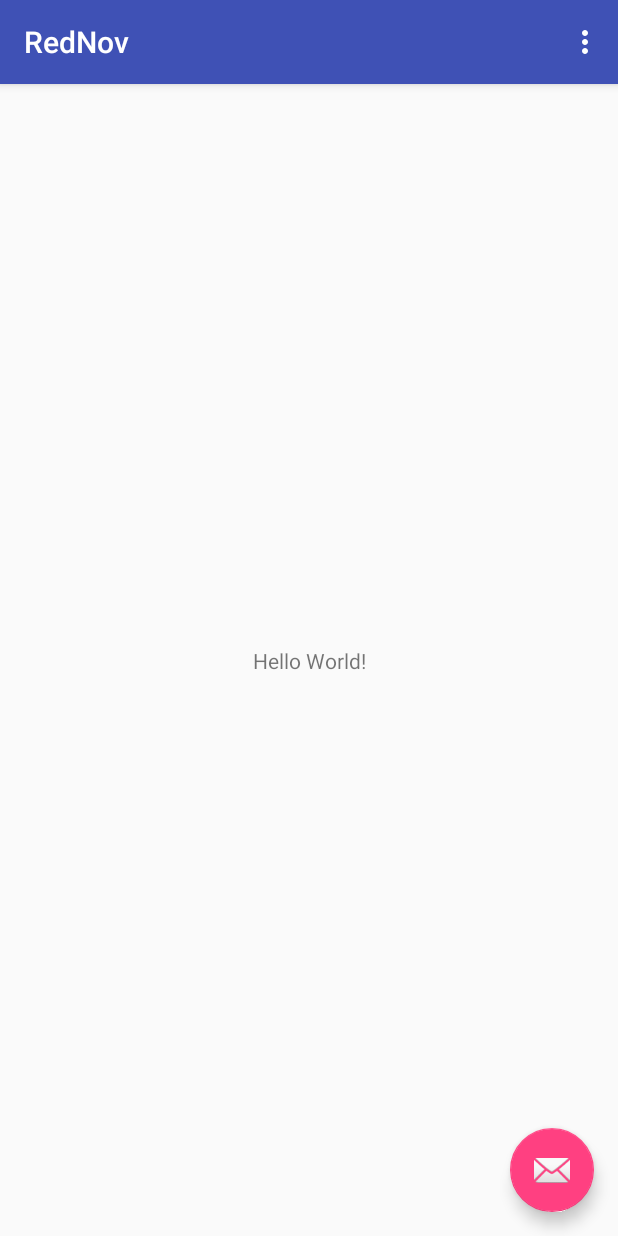
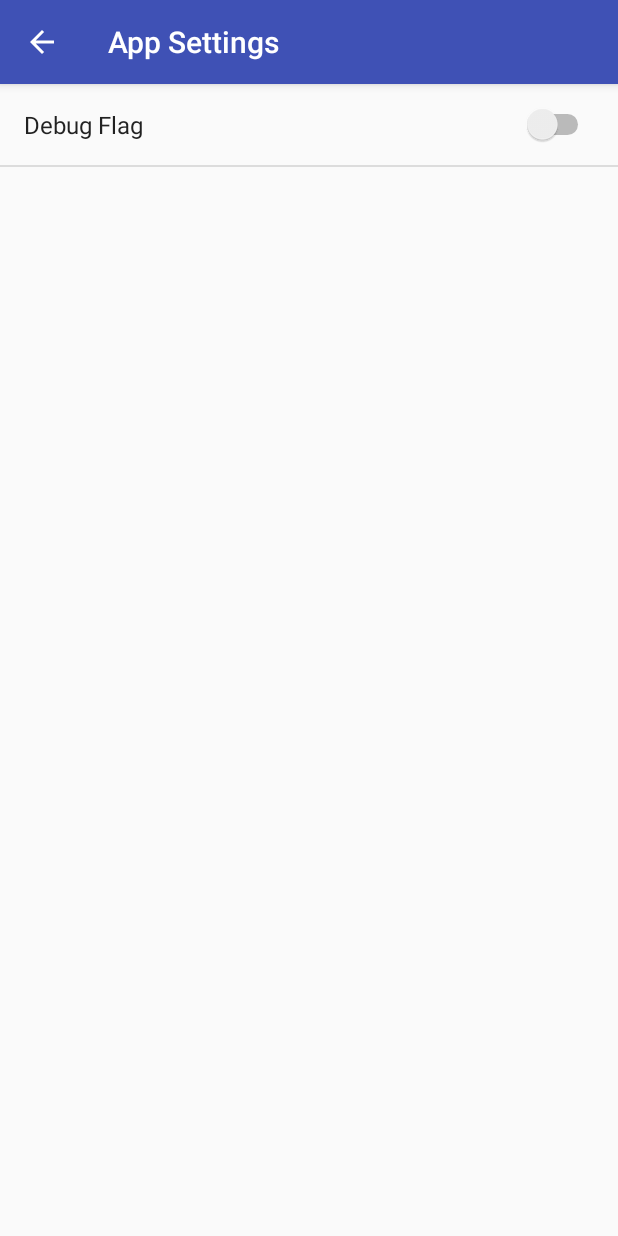
Before and after one commit to torychen/RedNov, an Android app: the screen it shows after launch (MainActivity before the commit, AppSettingsActivity after it), in the options menu, after a tap on "Settings", on a phone screen of 412 x 824 dp. Run offline under Robolectric (Android 15) with nearby library versions, the phone set to English and light mode, and no system bars; 1 statement that could not run was skipped.

Commit message:
Jump to settings ok.

```diff
--- a/code/RedNov/app/build.gradle
+++ b/code/RedNov/app/build.gradle
@@ -14,6 +14,7 @@ android {
                 cppFlags ""
             }
         }
+        vectorDrawables.useSupportLibrary = true
     }
     buildTypes {
         release {
@@ -33,6 +34,8 @@ dependencies {
     implementation 'com.android.support:appcompat-v7:28.0.0'
     implementation 'com.android.support.constraint:constraint-layout:1.1.3'
     implementation 'com.android.support:design:28.0.0'
+    implementation 'com.android.support:support-v4:28.0.0'
+    implementation 'com.android.support:support-vector-drawable:28.0.0'
     testImplementation 'junit:junit:4.12'
     androidTestImplementation 'com.android.support.test:runner:1.0.2'
     androidTestImplementation 'com.android.support.test.espresso:espresso-core:3.0.2'
--- /dev/null
+++ b/code/RedNov/app/src/main/java/com/tory/rednov/AppSettingsActivity.java
@@ -0,0 +1,31 @@
+package com.tory.rednov;
+
+import android.app.FragmentManager;
+import android.app.FragmentTransaction;
+import android.os.Bundle;
+import android.support.design.widget.FloatingActionButton;
+import android.support.design.widget.Snackbar;
+import android.support.v7.app.AppCompatActivity;
+import android.support.v7.widget.Toolbar;
+import android.view.View;
+
+import com.tory.rednov.view.AppSettingsFragment;
+
+public class AppSettingsActivity extends AppCompatActivity {
+
+    @Override
+    protected void onCreate(Bundle savedInstanceState) {
+        super.onCreate(savedInstanceState);
+        setContentView(R.layout.activity_app_settings);
+        Toolbar toolbar = findViewById(R.id.toolbar);
+        setSupportActionBar(toolbar);
+
+        getSupportActionBar().setDisplayHomeAsUpEnabled(true);
+
+        FragmentManager fragmentManager = getFragmentManager();
+        FragmentTransaction transaction = fragmentManager.beginTransaction();
+        AppSettingsFragment appSettingsFragment = new AppSettingsFragment();
+        transaction.add(R.id.flAppSettings, appSettingsFragment).commit();
+    }
+
+}
--- a/code/RedNov/app/src/main/java/com/tory/rednov/MainActivity.java
+++ b/code/RedNov/app/src/main/java/com/tory/rednov/MainActivity.java
@@ -1,5 +1,6 @@
 package com.tory.rednov;
 
+import android.content.Intent;
 import android.os.Bundle;
 import android.widget.TextView;
 import android.support.design.widget.FloatingActionButton;
@@ -21,16 +22,18 @@ public class MainActivity extends AppCompatActivity {
         System.loadLibrary("native-lib");
     }
 
+    private static final String TAG = "MainActivity";
     private AppSettings appSettings;
+
 
     @Override
     protected void onCreate(Bundle savedInstanceState) {
         super.onCreate(savedInstanceState);
         setContentView(R.layout.activity_main);
-        Toolbar toolbar = (Toolbar) findViewById(R.id.toolbar);
+        Toolbar toolbar = findViewById(R.id.toolbar);
         setSupportActionBar(toolbar);
 
-        FloatingActionButton fab = (FloatingActionButton) findViewById(R.id.fab);
+        FloatingActionButton fab = findViewById(R.id.fab);
         fab.setOnClickListener(new View.OnClickListener() {
             @Override
             public void onClick(View view) {
@@ -40,7 +43,7 @@ public class MainActivity extends AppCompatActivity {
         });
 
 
-        /**
+        /*
          * Init app here.
          */
         UtiToast.setContext(MainActivity.this);
@@ -64,6 +67,9 @@ public class MainActivity extends AppCompatActivity {
 
         //noinspection SimplifiableIfStatement
         if (id == R.id.action_settings) {
+            //tory pass. UtiToast.Toast("you click settings.");
+            Intent intent = new Intent(MainActivity.this, AppSettingsActivity.class);
+            startActivity(intent);
             return true;
         }
 
--- /dev/null
+++ b/code/RedNov/app/src/main/java/com/tory/rednov/view/AppSettingsFragment.java
@@ -0,0 +1,45 @@
+package com.tory.rednov.view;
+
+
+import android.content.SharedPreferences;
+import android.os.Bundle;
+import android.preference.Preference;
+import android.preference.PreferenceFragment;
+import android.preference.PreferenceManager;
+import android.support.annotation.Nullable;
+import android.support.v4.app.Fragment;
+import android.view.LayoutInflater;
+import android.view.View;
+import android.view.ViewGroup;
+import android.widget.TextView;
+
+import com.tory.rednov.R;
+
+/**
+ * A simple {@link Fragment} subclass.
+ */
+public class AppSettingsFragment extends PreferenceFragment {
+
+
+    public AppSettingsFragment() {
+        // Required empty public constructor
+    }
+
+    @Override
+    public void onCreate(@Nullable Bundle savedInstanceState) {
+        super.onCreate(savedInstanceState);
+        addPreferencesFromResource(R.xml.pref_appsettings);
+    }
+
+    @Override
+    public View onCreateView(LayoutInflater inflater, ViewGroup container,
+                             Bundle savedInstanceState) {
+
+        //TODO
+        SharedPreferences sp = PreferenceManager.getDefaultSharedPreferences(getActivity());
+        final Preference debugFlag = findPreference("KeyDebugFlag");
+
+        return super.onCreateView(inflater, container,savedInstanceState);
+    }
+
+}
--- /dev/null
+++ b/code/RedNov/app/src/main/res/layout/activity_app_settings.xml
@@ -0,0 +1,26 @@
+<?xml version="1.0" encoding="utf-8"?>
+<android.support.design.widget.CoordinatorLayout xmlns:android="http://schemas.android.com/apk/res/android"
+    xmlns:app="http://schemas.android.com/apk/res-auto"
+    xmlns:tools="http://schemas.android.com/tools"
+    android:layout_width="match_parent"
+    android:layout_height="match_parent"
+    tools:context=".AppSettingsActivity">
+
+    <android.support.design.widget.AppBarLayout
+        android:layout_width="match_parent"
+        android:layout_height="wrap_content"
+        android:theme="@style/AppTheme.AppBarOverlay">
+
+        <android.support.v7.widget.Toolbar
+            android:id="@+id/toolbar"
+            android:layout_width="match_parent"
+            android:layout_height="?attr/actionBarSize"
+            android:background="?attr/colorPrimary"
+            app:popupTheme="@style/AppTheme.PopupOverlay" />
+
+    </android.support.design.widget.AppBarLayout>
+
+    <include layout="@layout/content_app_settings" />
+
+
+</android.support.design.widget.CoordinatorLayout>
--- /dev/null
+++ b/code/RedNov/app/src/main/res/layout/content_app_settings.xml
@@ -0,0 +1,16 @@
+<?xml version="1.0" encoding="utf-8"?>
+<android.support.constraint.ConstraintLayout xmlns:android="http://schemas.android.com/apk/res/android"
+    xmlns:app="http://schemas.android.com/apk/res-auto"
+    xmlns:tools="http://schemas.android.com/tools"
+    android:layout_width="match_parent"
+    android:layout_height="match_parent"
+    app:layout_behavior="@string/appbar_scrolling_view_behavior"
+    tools:context=".AppSettingsActivity"
+    tools:showIn="@layout/activity_app_settings">
+
+    <FrameLayout
+        android:id="@+id/flAppSettings"
+        android:layout_width="match_parent"
+        android:layout_height="match_parent"></FrameLayout>
+
+</android.support.constraint.ConstraintLayout>
--- /dev/null
+++ b/code/RedNov/app/src/main/res/values/string_pref_appsettings.xml
@@ -0,0 +1,5 @@
+<?xml version="1.0" encoding="utf-8"?>
+<resources>
+    <string name="pref_key_debug_flag">KeyDebugFlag</string>
+    <string name="pref_title_debug_flag">Debug Flag</string>
+</resources>
--- a/code/RedNov/app/src/main/res/values/strings.xml
+++ b/code/RedNov/app/src/main/res/values/strings.xml
@@ -1,4 +1,5 @@
 <resources>
     <string name="app_name">RedNov</string>
     <string name="action_settings">Settings</string>
+    <string name="title_activity_app_settings">App Settings</string>
 </resources>
--- /dev/null
+++ b/code/RedNov/app/src/main/res/xml/pref_appsettings.xml
@@ -0,0 +1,8 @@
+<?xml version="1.0" encoding="utf-8"?>
+<PreferenceScreen xmlns:android="http://schemas.android.com/apk/res/android">
+    <SwitchPreference
+        android:defaultValue="false"
+        android:key="@string/pref_key_debug_flag"
+        android:title="@string/pref_title_debug_flag" />
+
+</PreferenceScreen>
```
Also changed, not shown: code/RedNov/app/src/main/AndroidManifest.xml (+10 -0 lines), code/RedNov/app/src/main/res/drawable/ic_info_black_24dp.xml (added, +9 -0 lines), code/RedNov/app/src/main/res/drawable/ic_notifications_black_24dp.xml (added, +9 -0 lines), code/RedNov/app/src/main/res/drawable/ic_sync_black_24dp.xml (added, +9 -0 lines).
